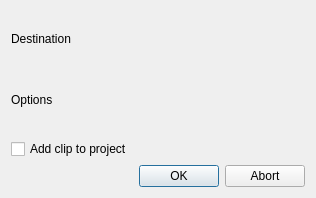
The window that src/widgets/clipstabilize_ui.ui (KDE/kdenlive) describes before a commit, drawn with Qt 5.
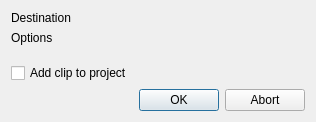
The same window after the commit. Custom widgets are drawn as their Qt base class.

```diff
--- a/src/widgets/clipstabilize_ui.ui
+++ b/src/widgets/clipstabilize_ui.ui
@@ -7,7 +7,7 @@
     <x>0</x>
     <y>0</y>
     <width>290</width>
-    <height>198</height>
+    <height>122</height>
    </rect>
   </property>
   <property name="windowTitle">
@@ -41,7 +41,7 @@
      </property>
     </widget>
    </item>
-   <item row="5" column="2">
+   <item row="6" column="2">
     <widget class="QDialogButtonBox" name="buttonBox">
      <property name="orientation">
       <enum>Qt::Horizontal</enum>
@@ -51,14 +51,14 @@
      </property>
     </widget>
    </item>
-   <item row="3" column="0" colspan="2">
+   <item row="4" column="0" colspan="2">
     <widget class="QCheckBox" name="auto_add">
      <property name="text">
       <string>Add clip to project</string>
      </property>
     </widget>
    </item>
-   <item row="5" column="0" colspan="2">
+   <item row="6" column="0" colspan="2">
     <spacer name="horizontalSpacer">
      <property name="orientation">
       <enum>Qt::Horizontal</enum>
@@ -71,6 +71,19 @@
      </property>
     </spacer>
    </item>
+   <item row="3" column="0">
+    <spacer name="verticalSpacer">
+     <property name="orientation">
+      <enum>Qt::Vertical</enum>
+     </property>
+     <property name="sizeHint" stdset="0">
+      <size>
+       <width>20</width>
+       <height>40</height>
+      </size>
+     </property>
+    </spacer>
+   </item>
   </layout>
  </widget>
  <customwidgets>
```
